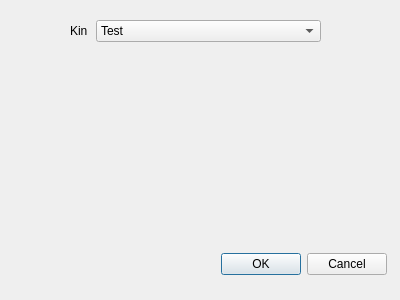
This is entryedit.ui in eHag-FRU/Therian-Journal-QT5 as Qt 5 draws it before an edit. The edited form follows.
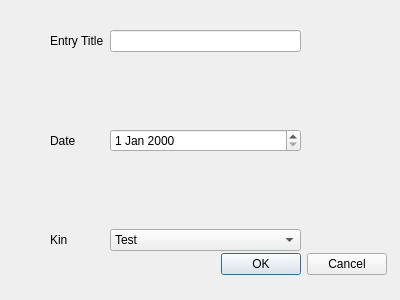
This is the edited form.

Commit message: Added in a journal entry that now fuctions and displays to home screen when added. Currently working on using internal SQL database in a file to store the entries.

Patch:
```diff
--- a/entryedit.ui
+++ b/entryedit.ui
@@ -32,8 +32,8 @@
   <widget class="QWidget" name="formLayoutWidget">
    <property name="geometry">
     <rect>
-     <x>70</x>
-     <y>20</y>
+     <x>50</x>
+     <y>30</y>
      <width>251</width>
      <height>221</height>
     </rect>
@@ -42,33 +42,7 @@
     <property name="sizeConstraint">
      <enum>QLayout::SetMaximumSize</enum>
     </property>
-    <item row="4" column="0">
-     <spacer name="verticalSpacer">
-      <property name="orientation">
-       <enum>Qt::Vertical</enum>
-      </property>
-      <property name="sizeHint" stdset="0">
-       <size>
-        <width>20</width>
-        <height>40</height>
-       </size>
-      </property>
-     </spacer>
-    </item>
     <item row="4" column="1">
-     <spacer name="verticalSpacer_2">
-      <property name="orientation">
-       <enum>Qt::Vertical</enum>
-      </property>
-      <property name="sizeHint" stdset="0">
-       <size>
-        <width>20</width>
-        <height>40</height>
-       </size>
-      </property>
-     </spacer>
-    </item>
-    <item row="1" column="1">
      <widget class="QComboBox" name="kinChoice">
       <item>
        <property name="text">
@@ -77,13 +51,59 @@
       </item>
      </widget>
     </item>
-    <item row="1" column="0">
+    <item row="4" column="0">
      <widget class="QLabel" name="kinLabel">
       <property name="text">
        <string>Kin</string>
       </property>
      </widget>
     </item>
+    <item row="0" column="1">
+     <widget class="QLineEdit" name="entryTitleLineEdit"/>
+    </item>
+    <item row="0" column="0">
+     <widget class="QLabel" name="entryTitleLabel">
+      <property name="text">
+       <string>Entry Title</string>
+      </property>
+     </widget>
+    </item>
+    <item row="2" column="0">
+     <widget class="QLabel" name="dateLabel">
+      <property name="text">
+       <string>Date</string>
+      </property>
+     </widget>
+    </item>
+    <item row="2" column="1">
+     <widget class="QDateEdit" name="dateDateEdit"/>
+    </item>
+    <item row="1" column="1">
+     <spacer name="verticalSpacer_2">
+      <property name="orientation">
+       <enum>Qt::Vertical</enum>
+      </property>
+      <property name="sizeHint" stdset="0">
+       <size>
+        <width>20</width>
+        <height>40</height>
+       </size>
+      </property>
+     </spacer>
+    </item>
+    <item row="3" column="1">
+     <spacer name="verticalSpacer">
+      <property name="orientation">
+       <enum>Qt::Vertical</enum>
+      </property>
+      <property name="sizeHint" stdset="0">
+       <size>
+        <width>20</width>
+        <height>40</height>
+       </size>
+      </property>
+     </spacer>
+    </item>
    </layout>
   </widget>
  </widget>
```
The commit also changes 6 other files.
